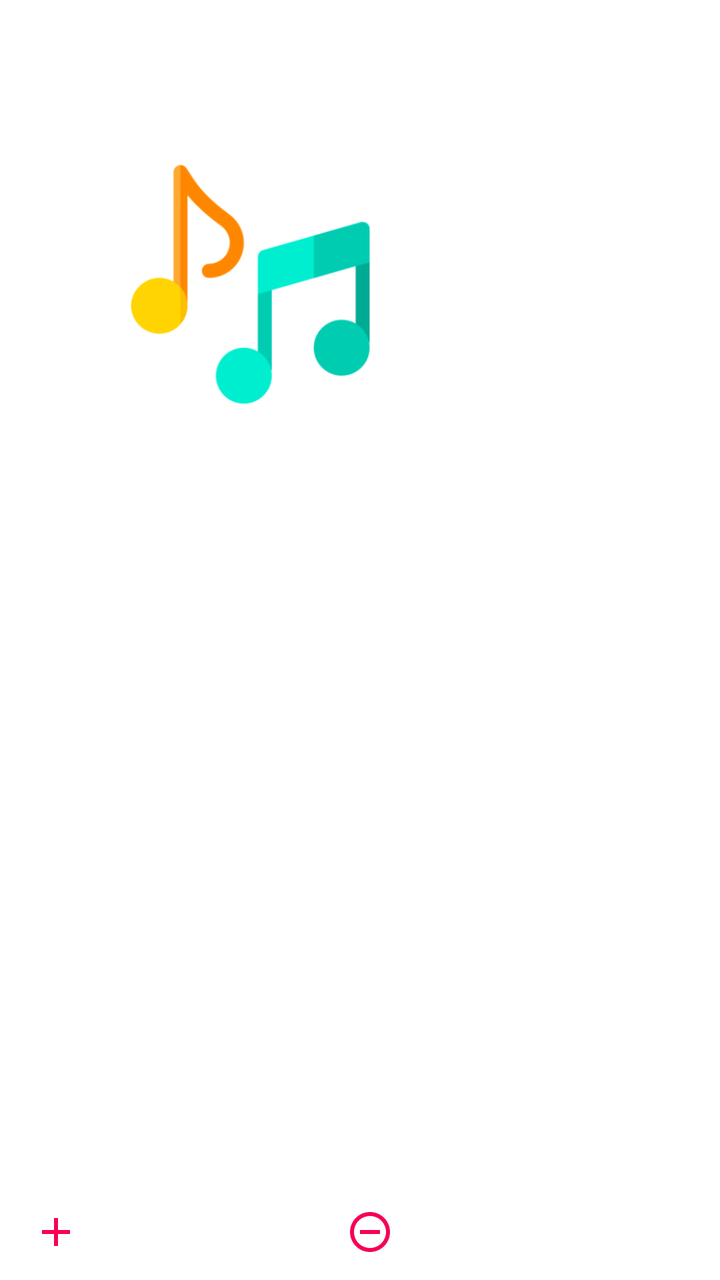
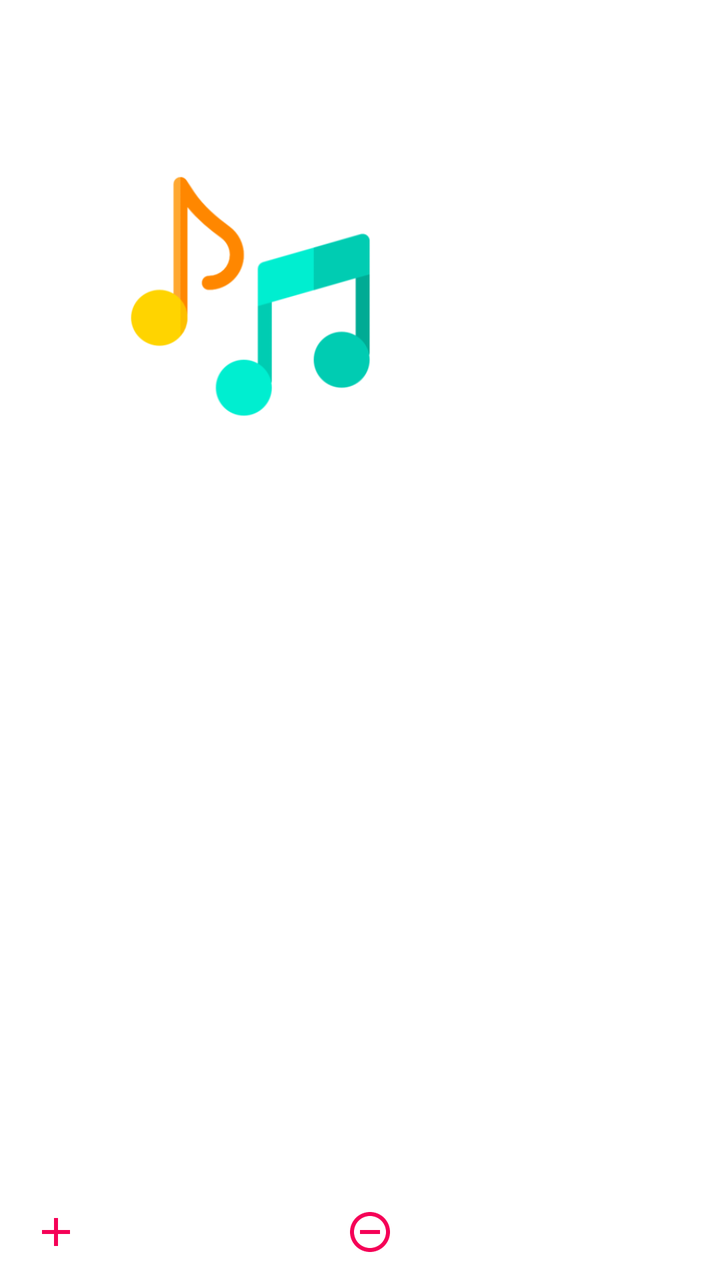

The first picture is an Android layout as it rendered before a commit; the second is the same layout after the commit. The layout source and the unified diff follow.
<!-- AndroidManifest.xml: application theme AppTheme -->
<!-- res/layout/activity_playlist_details.xml -->
<?xml version="1.0" encoding="utf-8"?>
<androidx.constraintlayout.widget.ConstraintLayout xmlns:android="http://schemas.android.com/apk/res/android"
    xmlns:app="http://schemas.android.com/apk/res-auto"
    xmlns:tools="http://schemas.android.com/tools"
    android:layout_width="match_parent"
    android:layout_height="match_parent"
    tools:context=".musicplayer.PlaylistDetails">


    <LinearLayout
        android:id="@+id/linearLayout"
        android:layout_width="match_parent"
        android:layout_height="wrap_content"
        android:orientation="horizontal"
        app:layout_constraintEnd_toEndOf="parent"
        app:layout_constraintStart_toStartOf="parent"
        app:layout_constraintTop_toTopOf="parent"
        android:background="?attr/themeColor"
        android:layout_marginTop="2dp">

        <ImageButton
            android:id="@+id/backBtnPD"
            android:layout_width="wrap_content"
            android:layout_height="40dp"
            android:src="@drawable/back_icon"
            android:contentDescription="@string/back_btn"
            android:backgroundTint="@android:color/transparent"
            app:tint="@color/white"
            android:padding="5dp"/>

        <TextView
            android:id="@+id/playlistNamePD"
            android:layout_width="match_parent"
            android:layout_height="match_parent"
            android:contentDescription="@string/playlist_btn"
            android:gravity="center"
            android:text="@string/playlist_btn"
            android:textColor="@color/white"
            android:textSize="25sp"
            android:textStyle="bold"
            android:singleLine="true"/>
    </LinearLayout>

    <LinearLayout
        android:id="@+id/linearLayoutDetails"
        android:layout_width="match_parent"
        android:layout_height="180dp"
        android:orientation="horizontal"
        app:layout_constraintEnd_toEndOf="parent"
        app:layout_constraintStart_toStartOf="parent"
        app:layout_constraintTop_toBottomOf="@id/linearLayout"
        android:background="?attr/themeColor"
        android:layout_marginTop="10dp">
        <com.google.android.material.imageview.ShapeableImageView
            android:id="@+id/playlistImgPD"
            android:layout_width="250dp"
            android:layout_height="match_parent"
            android:src="@drawable/music_player_icon_slash_screen"/>
        <TextView
            android:id="@+id/moreInfoPD"
            android:layout_width="match_parent"
            android:layout_height="match_parent"
            android:text="@string/playlist_name"
            android:gravity="center|start"
            android:layout_marginHorizontal="5dp"
            android:textColor="@color/white"
            android:textSize="16sp" />
    </LinearLayout>

    <androidx.recyclerview.widget.RecyclerView
        android:id="@+id/playlistDetailsRV"
        android:layout_width="match_parent"
        android:layout_height="wrap_content"
        app:layout_constraintStart_toStartOf="parent"
        app:layout_constraintEnd_toEndOf="parent"
        app:layout_constraintTop_toBottomOf="@id/linearLayoutDetails"
        android:scrollbarThumbVertical="@drawable/scroll_bar_icon"
        android:scrollbars="vertical"
        android:paddingBottom="280dp"
        android:layout_marginTop="10dp"/>

    <com.google.android.material.floatingactionbutton.ExtendedFloatingActionButton
        android:id="@+id/shuffleBtnPD"
        android:layout_width="wrap_content"
        android:layout_height="wrap_content"
        android:backgroundTint="@color/white"
        app:icon="@drawable/shuffle_icon"
        app:iconSize="35dp"
        app:iconTint="?attr/themeColor"
        app:layout_constraintBottom_toBottomOf="parent"
        app:layout_constraintEnd_toEndOf="parent"
        app:layout_constraintHorizontal_bias="0.9"
        app:layout_constraintStart_toStartOf="parent"
        app:layout_constraintTop_toTopOf="parent"
        app:layout_constraintVertical_bias="0.9"
        app:strokeWidth="2dp"
        app:strokeColor="?attr/themeColor"
        android:visibility="invisible"/>


        
    <LinearLayout
        android:layout_width="match_parent"
        android:layout_height="wrap_content"
        android:orientation="horizontal"
        app:layout_constraintBottom_toBottomOf="parent"
        app:layout_constraintEnd_toEndOf="parent"
        app:layout_constraintStart_toStartOf="parent">
        
        <Button
            android:id="@+id/addBtnPD"
            style="@style/Widget.AppCompat.Button.Borderless"
            android:layout_width="wrap_content"
            android:layout_height="match_parent"
            android:layout_weight="1"
            android:contentDescription="@string/add_song"
            android:drawableLeft="@drawable/add_icon"
            android:text="@string/add_song"
            android:textAllCaps="false"
            android:textColor="?colorOnPrimary"
            tools:ignore="RtlHardcoded" />

        
        <Button
            android:id="@+id/removeAllPD"
            style="@style/Widget.AppCompat.Button.Borderless"
            android:layout_width="wrap_content"
            android:layout_height="match_parent"
            android:layout_weight="1"
            android:contentDescription="@string/remove_all"
            android:drawableLeft="@drawable/remove_icon"
            android:text="@string/remove_all"
            android:textAllCaps="false"
            android:textColor="?colorOnPrimary"
            tools:ignore="RtlHardcoded" />

    </LinearLayout>

</androidx.constraintlayout.widget.ConstraintLayout>
<!-- resources referenced by this layout -->
<resources>
  <color name="white">#FFFFFFFF</color>
  <!-- drawable add_icon (drawable) -->
  <vector xmlns:android="http://schemas.android.com/apk/res/android"
      android:width="24dp"
      android:height="24dp"
      android:viewportWidth="24"
      android:viewportHeight="24">
    <path
        android:fillColor="@color/cool_pink"
        android:pathData="M19,13h-6v6h-2v-6H5v-2h6V5h2v6h6v2z"/>
  </vector>
  <!-- drawable back_icon (drawable) -->
  <vector android:height="48dp"
      android:viewportHeight="24" android:viewportWidth="24"
      android:width="48dp" xmlns:android="http://schemas.android.com/apk/res/android">
      <path android:fillColor="@android:color/black" android:pathData="M15.41,7.41L14,6l-6,6 6,6 1.41,-1.41L10.83,12z"/>
  </vector>
  <!-- drawable music_player_icon_slash_screen: png bitmap (drawable, 19626 bytes) -->
  <!-- drawable remove_icon (drawable) -->
  <vector xmlns:android="http://schemas.android.com/apk/res/android"
      android:width="24dp"
      android:height="24dp"
      android:viewportWidth="24"
      android:viewportHeight="24">
    <path
        android:fillColor="@color/cool_pink"
        android:pathData="M7,11v2h10v-2L7,11zM12,2C6.48,2 2,6.48 2,12s4.48,10 10,10 10,-4.48 10,-10S17.52,2 12,2zM12,20c-4.41,0 -8,-3.59 -8,-8s3.59,-8 8,-8 8,3.59 8,8 -3.59,8 -8,8z"/>
  </vector>
  <!-- drawable scroll_bar_icon (drawable) -->
  <vector xmlns:android="http://schemas.android.com/apk/res/android"
      android:width="18dp"
      android:height="50dp"
      android:viewportWidth="5"
      android:viewportHeight="24">
    <path
        android:fillColor="@android:color/holo_red_dark"
        android:pathData="M19,5v14H5V5h14m0,-2H5c-1.1,0 -2,0.9 -2,2v14c0,1.1 0.9,2 2,2h14c1.1,0 2,-0.9 2,-2V5c0,-1.1 -0.9,-2 -2,-2z"/>
  </vector>
  <!-- drawable shuffle_icon (drawable) -->
  <vector xmlns:android="http://schemas.android.com/apk/res/android"
      android:width="24dp"
      android:height="24dp"
      android:viewportWidth="24"
      android:viewportHeight="24">
    <path
        android:fillColor="@android:color/holo_red_dark"
        android:pathData="M10.59,9.17L5.41,4 4,5.41l5.17,5.17 1.42,-1.41zM14.5,4l2.04,2.04L4,18.59 5.41,20 17.96,7.46 20,9.5L20,4h-5.5zM14.83,13.41l-1.41,1.41 3.13,3.13L14.5,20L20,20v-5.5l-2.04,2.04 -3.13,-3.13z"/>
  </vector>
  <string name="add_song">Add</string>
  <string name="back_btn">Back</string>
  <string name="playlist_btn">Playlists</string>
  <string name="playlist_name">Playlist Name</string>
  <string name="remove_all">Remove All</string>
  <style name="AppTheme" parent="Theme.MaterialComponents.Light.NoActionBar">
          
  
          <item name="colorPrimary">@color/white</item>   
          <item name="colorPrimaryVariant">@color/white</item>
          <item name="colorOnPrimary">@color/white</item>
          <item name="colorSecondary">@color/yellow</item>
          <item name="colorSecondaryVariant">@color/yellow</item>
          <item name="colorOnSecondary">@color/black</item>
          <item name="android:statusBarColor">@color/black</item>
          <item name="android:navigationBarColor">@color/black</item>
          <item name="android:windowActivityTransitions">true</item>
      </style>
  <color name="cool_pink">#F50057</color>
  <color name="yellow">#FFFF00</color>
  <color name="black">#FF000000</color>
</resources>

<!-- the commit's change to res/layout/activity_playlist_details.xml (unified diff, before → after) -->
@@ -16,13 +16,13 @@
         app:layout_constraintStart_toStartOf="parent"
         app:layout_constraintTop_toTopOf="parent"
         android:background="?attr/themeColor"
-        android:layout_marginTop="2dp">
+        android:layout_marginTop="0dp">
 
         <ImageButton
             android:id="@+id/backBtnPD"
-            android:layout_width="wrap_content"
-            android:layout_height="40dp"
-            android:src="@drawable/back_icon"
+            android:layout_width="48dp"
+            android:layout_height="48dp"
+            android:src="@drawable/ic_arrow_back"
             android:contentDescription="@string/back_btn"
             android:backgroundTint="@android:color/transparent"
             app:tint="@color/white"
@@ -33,11 +33,11 @@
             android:layout_width="match_parent"
             android:layout_height="match_parent"
             android:contentDescription="@string/playlist_btn"
-            android:gravity="center"
+            android:gravity="start|center"
             android:text="@string/playlist_btn"
             android:textColor="@color/white"
-            android:textSize="25sp"
-            android:textStyle="bold"
+            android:textSize="20sp"
+            android:textStyle="normal"
             android:singleLine="true"/>
     </LinearLayout>
 
<!-- resource entries referenced after the edit -->
@@ -11,11 +11,16 @@
         android:fillColor="@color/cool_pink"
         android:pathData="M19,13h-6v6h-2v-6H5v-2h6V5h2v6h6v2z"/>
   </vector>
-  <!-- drawable back_icon (drawable) -->
-  <vector android:height="48dp"
-      android:viewportHeight="24" android:viewportWidth="24"
-      android:width="48dp" xmlns:android="http://schemas.android.com/apk/res/android">
-      <path android:fillColor="@android:color/black" android:pathData="M15.41,7.41L14,6l-6,6 6,6 1.41,-1.41L10.83,12z"/>
+  <!-- drawable ic_arrow_back (drawable) -->
+  <?xml version="1.0" encoding="utf-8"?>
+  <vector xmlns:android="http://schemas.android.com/apk/res/android"
+      android:width="24dp"
+      android:height="24dp"
+      android:viewportWidth="24"
+      android:viewportHeight="24">
+      <path
+          android:fillColor="@android:color/white"
+          android:pathData="M20,11H7.83l5.59,-5.59L12,4l-8,8 8,8 1.41,-1.41L7.83,13H20v-2z"/>
   </vector>
   <!-- drawable music_player_icon_slash_screen: png bitmap (drawable, 19626 bytes) -->
   <!-- drawable remove_icon (drawable) -->
